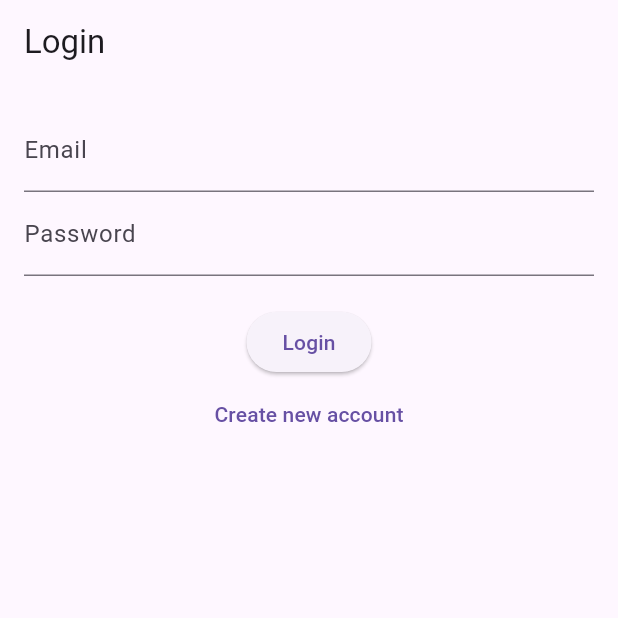
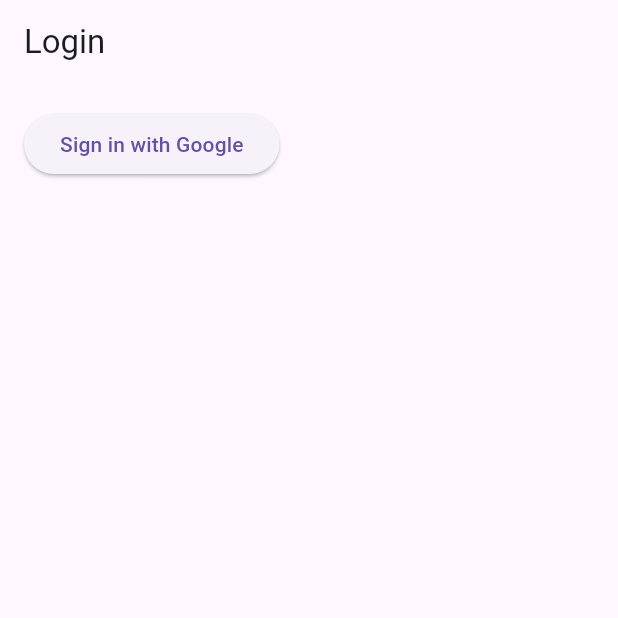
Before and after one commit to smich254/SPA_2024, a Flutter app: the screen it shows after launch, on a phone screen of 412 x 824 dp, the top half of it. Run offline on Flutter 3.47's test engine with Material 3 defaults, Android fonts, the phone set to English and light mode, and no system bars; our stand-ins replace cloud_firestore, firebase_auth, firebase_core, google_sign_in; accounts and stored records are empty.

Commit message:
#4 063625062024 - añadido login google

```diff
--- a/lib/screens/login_screen.dart
+++ b/lib/screens/login_screen.dart
@@ -1,6 +1,6 @@
 import 'package:flutter/material.dart';
 import 'package:firebase_auth/firebase_auth.dart';
-import 'package:cloud_firestore/cloud_firestore.dart';
+import 'package:google_sign_in/google_sign_in.dart';
 import 'home_screen.dart';
 
 class LoginScreen extends StatefulWidget {
@@ -11,81 +11,65 @@
 }
 
 class _LoginScreenState extends State<LoginScreen> {
-  final _auth = FirebaseAuth.instance;
-  String _email = '';
-  String _password = '';
-  bool _isLogin = true;
+  final FirebaseAuth _auth = FirebaseAuth.instance;
   bool _isLoading = false;
+  final GoogleSignIn _googleSignIn = GoogleSignIn(
+    scopes: ['email'],
+  );
 
-  void _switchAuthMode() {
-    setState(() {
-      _isLogin = !_isLogin;
-    });
-  }
-
-  void _submit() async {
+  Future<void> _signInWithGoogle() async {
     setState(() {
       _isLoading = true;
     });
     try {
-      if (_isLogin) {
-        await _auth.signInWithEmailAndPassword(email: _email, password: _password);
-      } else {
-        final userCredential = await _auth.createUserWithEmailAndPassword(
-          email: _email,
-          password: _password,
-    );
-        await FirebaseFirestore.instance.collection('users').doc(userCredential.user!.uid).set({
-          'email': _email,
-          'createdAt': Timestamp.now(),
+      // Trigger the Google Sign-In flow.
+      final GoogleSignInAccount? googleUser = await _googleSignIn.signIn();
+      if (googleUser == null) {
+        setState(() {
+          _isLoading = false;
         });
-  }
+        return; // The user canceled the sign-in.
+      }
+
+      // Obtain the auth details from the request.
+      final GoogleSignInAuthentication googleAuth = await googleUser.authentication;
+
+      // Create a new credential.
+      final AuthCredential credential = GoogleAuthProvider.credential(
+        accessToken: googleAuth.accessToken,
+        idToken: googleAuth.idToken,
+      );
+
+      // Sign in to Firebase with the Google user credentials.
+      await _auth.signInWithCredential(credential);
+
+      // Navigate to the home screen if the sign-in is successful.
       Navigator.of(context).pushReplacementNamed(HomeScreen.routeName);
     } catch (error) {
-      ScaffoldMessenger.of(context).showSnackBar(SnackBar(
-        content: Text(error.toString()),
-      ));
+      final snackBar = SnackBar(content: Text(error.toString()));
+      ScaffoldMessenger.of(context).showSnackBar(snackBar);
       setState(() {
         _isLoading = false;
       });
-}
+    }
   }
 
   @override
   Widget build(BuildContext context) {
     return Scaffold(
       appBar: AppBar(
-        title: Text(_isLogin ? 'Login' : 'Sign Up'),
+        title: Text('Login'),
       ),
       body: Padding(
         padding: const EdgeInsets.all(16.0),
         child: Column(
           children: [
-            TextField(
-              decoration: InputDecoration(labelText: 'Email'),
-              keyboardType: TextInputType.emailAddress,
-              onChanged: (value) {
-                _email = value;
-              },
-            ),
-            TextField(
-              decoration: InputDecoration(labelText: 'Password'),
-              obscureText: true,
-              onChanged: (value) {
-                _password = value;
-              },
-            ),
-            SizedBox(height: 20),
-            if (_isLoading) CircularProgressIndicator(),
+            if (_isLoading)
+              Center(child: CircularProgressIndicator()),
             if (!_isLoading)
               ElevatedButton(
-                onPressed: _submit,
-                child: Text(_isLogin ? 'Login' : 'Sign Up'),
-              ),
-            if (!_isLoading)
-              TextButton(
-                onPressed: _switchAuthMode,
-                child: Text('${_isLogin ? 'Create new account' : 'I already have an account'}'),
+                onPressed: _signInWithGoogle,
+                child: Text('Sign in with Google'),
               ),
           ],
         ),
--- a/pubspec.yaml
+++ b/pubspec.yaml
@@ -31,7 +31,7 @@
   flutter:
     sdk: flutter
   provider: ^6.0.0
-  intl: ^0.17.0
+  intl: ^0.19.0
 
   # The following adds the Cupertino Icons font to your application.
   # Use with the CupertinoIcons class for iOS style icons.
@@ -39,6 +39,7 @@
   firebase_core: ^3.1.0
   firebase_auth: ^5.1.0
   cloud_firestore: ^5.0.1
+  google_sign_in: ^6.2.1
 
 dev_dependencies:
   flutter_test:
@@ -49,7 +50,7 @@
   # activated in the `analysis_options.yaml` file located at the root of your
   # package. See that file for information about deactivating specific lint
   # rules and activating additional ones.
-  flutter_lints: ^3.0.0
+  flutter_lints: ^4.0.0
   change_app_package_name: ^1.1.0
 
 # For information on the generic Dart part of this file, see the
```
Also changed, not shown: lib/firebase_options.dart, pubspec.lock, 11 other files.
